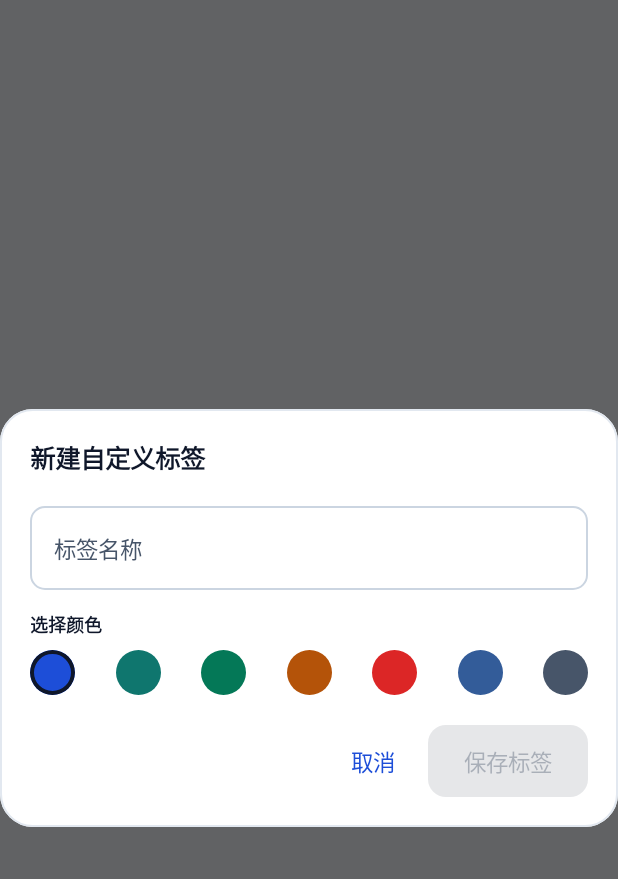
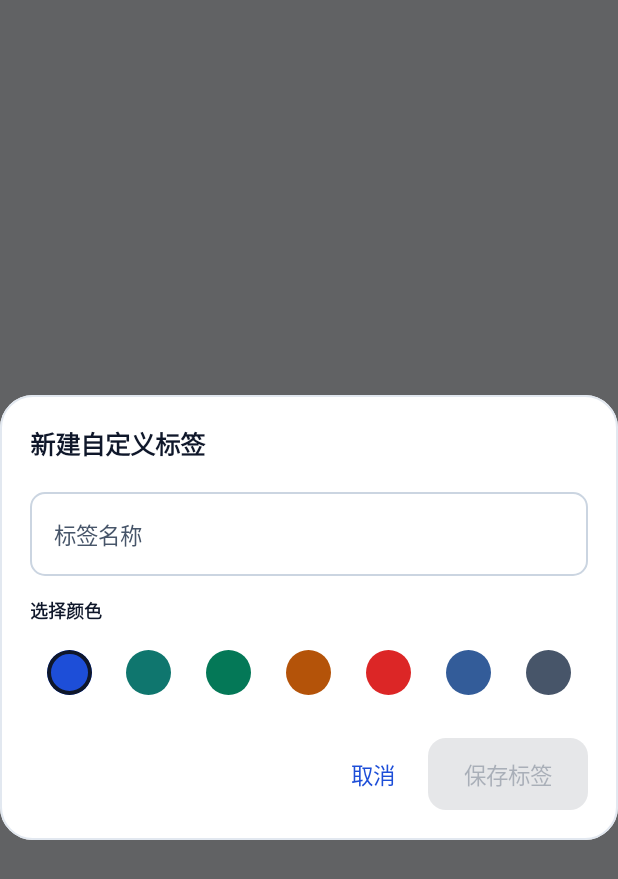
Before and after one commit to jianghe-wanli/my-2fa-authenticator, an Android app built with Jetpack Compose: the composable CreateTagDialog shown on its own in the app's theme, on a phone screen of 412 x 824 dp. Shown: the top 879 px of the screen. Run offline under Robolectric (Android 15) with nearby library versions, the phone set to English and light mode, and no system bars.

Commit message:
UI: 标签行固定最小触控高度、放大关闭按钮与色块可点区域、精简防截屏设置标题
Co-Authored-By: Devin AI <158243242+devin-ai-integration[bot]@users.noreply.github.com>

```diff
--- a/app/src/main/java/com/f2a/authenticator/ui/components/TagFilterBar.kt
+++ b/app/src/main/java/com/f2a/authenticator/ui/components/TagFilterBar.kt
@@ -75,8 +75,11 @@ fun TagFilterBar(
     var sortMenuExpanded by remember { mutableStateOf(false) }
 
     Column(modifier = modifier.fillMaxWidth()) {
+        // 固定为最小触控高度：否则“新建标签”按钮滑入时行高会从 34dp 跳到 48dp，且标签的触控区被行裁剪
         LazyRow(
-            modifier = Modifier.fillMaxWidth(),
+            modifier = Modifier
+                .fillMaxWidth()
+                .heightIn(min = Touch.MinTarget),
             contentPadding = PaddingValues(horizontal = Space.L),
             horizontalArrangement = Arrangement.spacedBy(Space.S),
             verticalAlignment = Alignment.CenterVertically
--- a/app/src/main/java/com/f2a/authenticator/ui/screens/home/TagManageDialogs.kt
+++ b/app/src/main/java/com/f2a/authenticator/ui/screens/home/TagManageDialogs.kt
@@ -17,6 +17,7 @@ import androidx.compose.foundation.layout.padding
 import androidx.compose.foundation.layout.size
 import androidx.compose.foundation.layout.width
 import androidx.compose.foundation.rememberScrollState
+import androidx.compose.foundation.selection.selectable
 import androidx.compose.foundation.shape.CircleShape
 import androidx.compose.foundation.shape.RoundedCornerShape
 import androidx.compose.foundation.verticalScroll
@@ -34,10 +35,14 @@ import androidx.compose.runtime.getValue
 import androidx.compose.runtime.mutableStateOf
 import androidx.compose.runtime.saveable.rememberSaveable
 import androidx.compose.runtime.setValue
+import androidx.compose.ui.Alignment
 import androidx.compose.ui.Modifier
 import androidx.compose.ui.draw.clip
 import androidx.compose.ui.graphics.Color
 import androidx.compose.ui.platform.LocalConfiguration
+import androidx.compose.ui.semantics.Role
+import androidx.compose.ui.semantics.contentDescription
+import androidx.compose.ui.semantics.semantics
 import androidx.compose.ui.text.font.FontWeight
 import androidx.compose.ui.unit.dp
 import androidx.compose.ui.window.Dialog
@@ -130,8 +135,21 @@ fun CreateTagDialog(
                     modifier = Modifier.fillMaxWidth(),
                     horizontalArrangement = Arrangement.SpaceBetween
                 ) {
-                    colorOptions.forEach { hex ->
+                    colorOptions.forEachIndexed { index, hex ->
                         val isSelected = selectedColorHex == hex
+                        // 色块保持 30dp，可点区域扩到整格宽 × 48dp
+                        Box(
+                            modifier = Modifier
+                                .weight(1f)
+                                .height(Touch.MinTarget)
+                                .selectable(
+                                    selected = isSelected,
+                                    role = Role.RadioButton,
+                                    onClick = { selectedColorHex = hex }
+                                )
+                                .semantics { contentDescription = "颜色 ${index + 1}" },
+                            contentAlignment = Alignment.Center
+                        ) {
                             Box(
                                 modifier = Modifier
                                     .size(30.dp)
@@ -142,8 +160,8 @@ fun CreateTagDialog(
                                         color = if (isSelected) MaterialTheme.colorScheme.onSurface else Color.Transparent,
                                         shape = CircleShape
                                     )
-                                .clickable { selectedColorHex = hex }
                             )
+                        }
                     }
                 }
                 Spacer(modifier = Modifier.height(Space.XL))
--- a/app/src/main/java/com/f2a/authenticator/ui/screens/settings/SettingsScreen.kt
+++ b/app/src/main/java/com/f2a/authenticator/ui/screens/settings/SettingsScreen.kt
@@ -310,7 +310,7 @@ fun SettingsScreen(
                         SettingDivider()
 
                         SettingRow(
-                            title = "防屏幕截图与录屏 (FLAG_SECURE)",
+                            title = "防屏幕截图与录屏",
                             description = "禁止系统后台截屏、录屏与多任务卡片偷窥"
                         ) {
                             Switch(
```
Also changed, not shown: app/src/main/java/com/f2a/authenticator/ui/screens/home/MainHomeScreen.kt (+2 -8 lines). Lines whose indentation alone changed are shown as unchanged.
